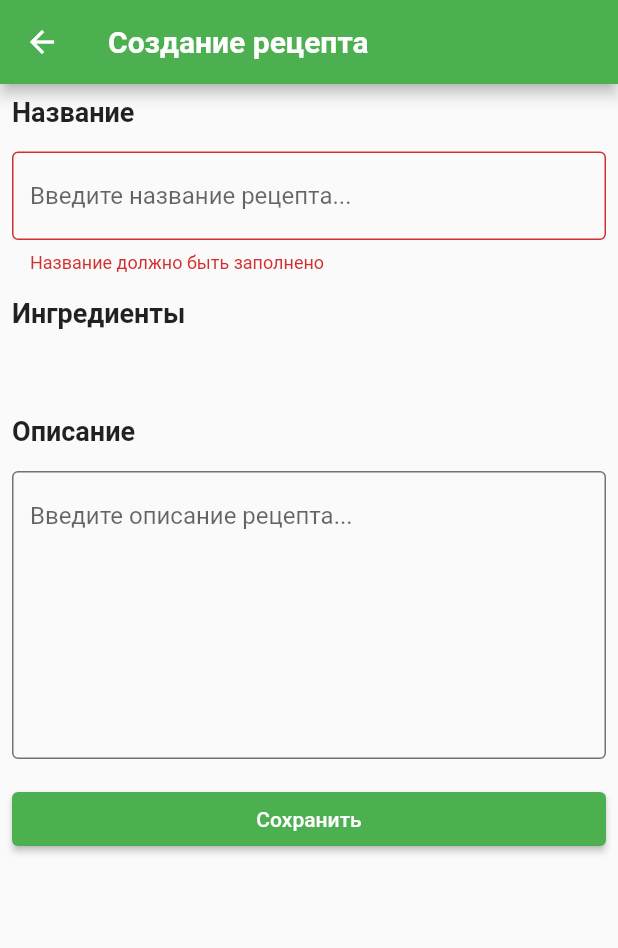
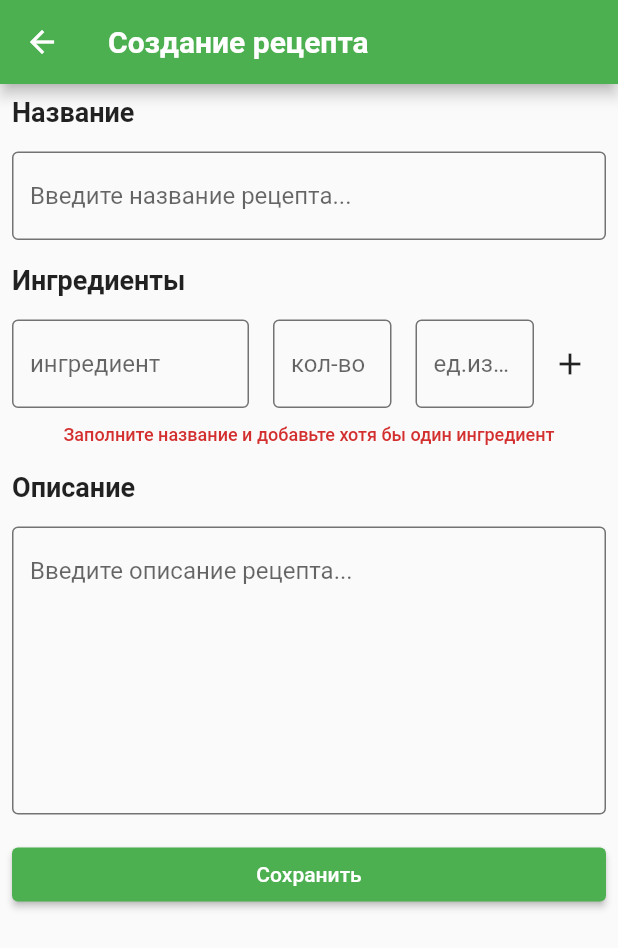
Before and after one commit to RiiikkiTikkiTavi/Cookbook, a Flutter app: the RecipeScreen screen opened directly with empty values, after a tap on "Сохранить", on a phone screen of 412 x 824 dp. Shown: the top 948 px of the screen. Run offline on Flutter 3.47's test engine with Material 3 defaults, Android fonts, the light colour scheme and no system bars; our stand-ins replace bloc, dio, equatable, flutter_bloc, get_it, hive_flutter and 2 more; accounts and stored records are empty; generated files the repository leaves out were written again.

Commit message:
Доработана валидация полей при сохранении рецепта

```diff
--- a/lib/features/recipe/view/recipe_screen.dart
+++ b/lib/features/recipe/view/recipe_screen.dart
@@ -100,11 +100,35 @@ class _RecipeScreenState extends State<RecipeScreen> {
     }
   }
 
+  void validateRecipe() {
+    if (_ingrControllers.first.isFilled()) {
+      setState(() {
+        _ingrControllers.removeWhere((c) => !c.isFilled());
+      });
+
+      WidgetsBinding.instance.addPostFrameCallback((_) {
+        if (_formKey.currentState!.validate()) {
+          saveRecipe();
+        }
+      });
+    } else {
+      if (_titleController.text.trim().isEmpty) {
+        setState(() {
+          ingredientListError =
+              "Заполните название и добавьте хотя бы один ингредиент";
+        });
+      } else {
+        setState(() {
+          ingredientListError = "Добавьте хотя бы один ингредиент";
+        });
+      }
+    }
+  }
+
   void saveRecipe() {
     final title = _titleController.text.trim();
     final description = _descrController.text.trim();
 
-    _ingrControllers.removeWhere((c) => !c.isFilled());
     final ingredients = <Ingredient>[];
     for (final ingr in _ingrControllers) {
       final name = ingr.nameController.text.trim();
@@ -227,6 +251,7 @@ class _RecipeScreenState extends State<RecipeScreen> {
         },
         child: Form(
           key: _formKey,
+          autovalidateMode: AutovalidateMode.onUserInteraction,
           child: BlocBuilder<RecipeBloc, RecipeState>(
             bloc: _recipeBloc,
             builder: (context, state) {
@@ -235,6 +260,7 @@ class _RecipeScreenState extends State<RecipeScreen> {
                   child: Text('Wait'), //CircularProgressIndicator(),
                 );
               }
+              const sizedBox = SizedBox(height: 16);
               return ListView(
                 padding: const EdgeInsets.all(8),
                 children: [
@@ -246,7 +272,7 @@ class _RecipeScreenState extends State<RecipeScreen> {
                   const SectionTitle(
                     text: 'Название',
                   ),
-                  const SizedBox(height: 16),
+                  sizedBox,
                   TextFieldWidget(
                       controller: _titleController,
                       validator: (value) {
@@ -266,19 +292,16 @@ class _RecipeScreenState extends State<RecipeScreen> {
                           FocusScope.of(context)
                               .requestFocus(_ingrControllers.first.nameFocus);
                         }
-                        // else {
-                        //   FocusScope.of(context).requestFocus(descrFocus);
-                        // }
                       },
                       hint: 'Введите название рецепта...',
                       readOnly: isReadOnly),
-                  const SizedBox(height: 16),
+                  sizedBox,
                   const Row(
                     children: [
                       SectionTitle(text: 'Ингредиенты'),
                     ],
                   ),
-                  const SizedBox(height: 16),
+                  sizedBox,
                   Column(
                     children: [
                       //..._ingrControllers перечисление всех ингредиентов
@@ -334,37 +357,18 @@ class _RecipeScreenState extends State<RecipeScreen> {
                       ),
                     ],
                   ),
-                  const SizedBox(height: 24),
+                  sizedBox,
                   const SectionTitle(text: 'Описание'),
-                  const SizedBox(height: 16),
+                  sizedBox,
                   TextFieldWidget(
                       controller: _descrController,
                       hint: 'Введите описание рецепта...',
                       maxLines: 8,
                       readOnly: isReadOnly),
-                  const SizedBox(height: 16),
+                  sizedBox,
                   if (!isReadOnly)
                     ElevatedButton(
-                      onPressed: () {
-                        setState(() {
-                          _ingrControllers.removeWhere((c) => !c.isFilled());
-                        });
-
-                        if (_formKey.currentState!.validate()) {
-                          if (_ingrControllers.isEmpty ||
-                              !_ingrControllers.first.isFilled()) {
-                            setState(() {
-                              ingredientListError =
-                                  "Добавьте хотя бы один ингредиент";
-                            });
-                          } else {
-                            setState(() {
-                              ingredientListError = "";
-                            });
-                            saveRecipe();
-                          }
-                        }
-                      },
+                      onPressed: validateRecipe,
                       child: const Text('Сохранить'),
                     ),
                 ],
```
